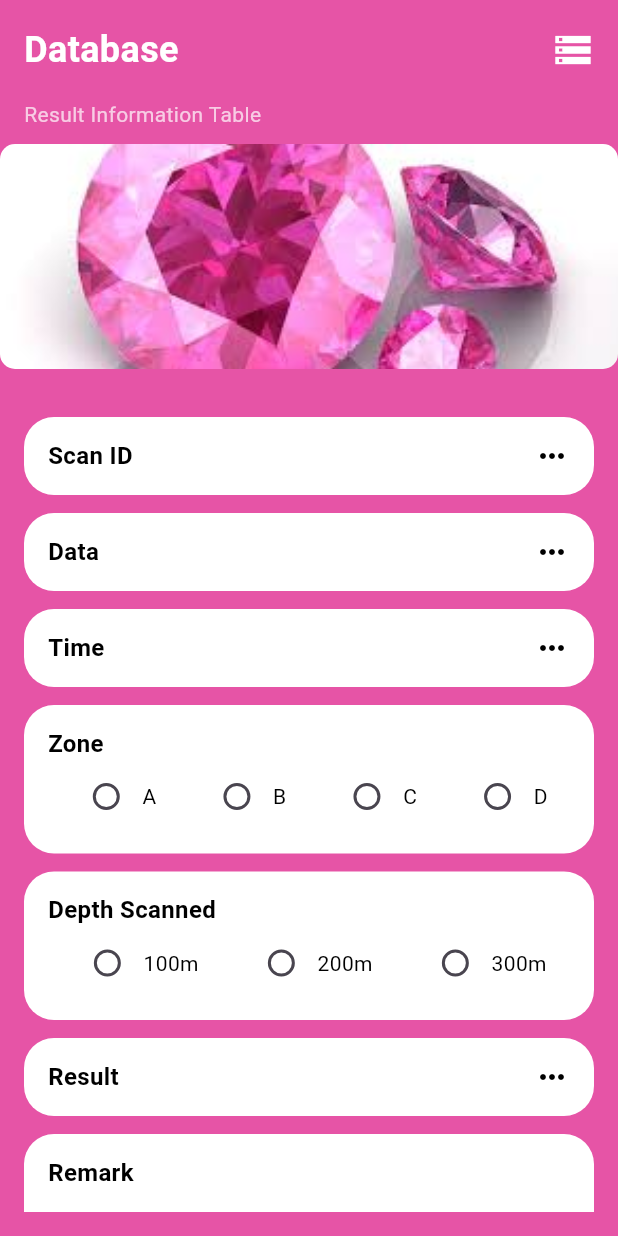
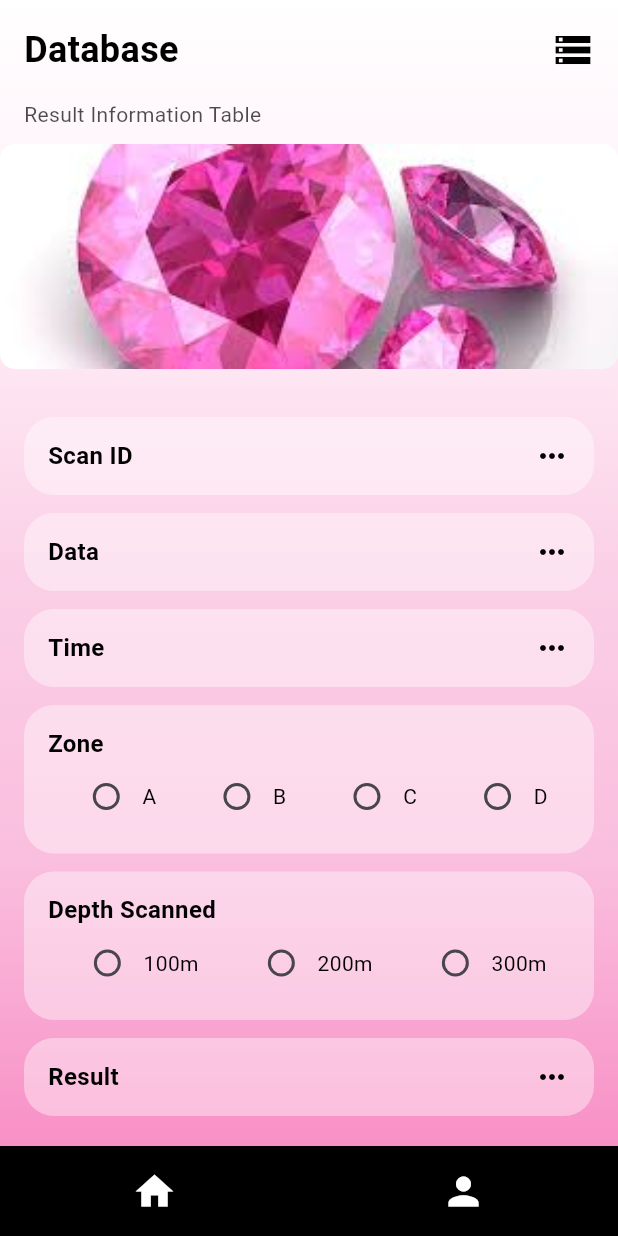
Before and after one commit to Achira020811/Lumistone, a Flutter app: the ResultInfoScreen screen opened directly, on a phone screen of 412 x 824 dp. Run offline on Flutter 3.47's test engine with Material 3 defaults, Android fonts, the phone set to English and light mode, and no system bars; our stand-ins replace animate_do, animated_splash_screen.

Commit message:
Added some changes for gem_database.dart file

```diff
--- a/lib/gem_database.dart
+++ b/lib/gem_database.dart
@@ -1,11 +1,5 @@
 import 'package:flutter/material.dart';
-
-class ResultInfoScreen extends StatefulWidget {
-  const ResultInfoScreen({super.key});
-
-  @override
-  _ResultInfoScreenState createState() => _ResultInfoScreenState();
-}
+import 'package:lumistone/MainMenu.dart';
 
 void main() {
   runApp(MyApp());
@@ -23,6 +17,14 @@ class MyApp extends StatelessWidget {
   }
 }
 
+// Result Information Screen
+class ResultInfoScreen extends StatefulWidget {
+  const ResultInfoScreen({super.key});
+
+  @override
+  _ResultInfoScreenState createState() => _ResultInfoScreenState();
+}
+
 class _ResultInfoScreenState extends State<ResultInfoScreen> {
   String? _selectedZone;
   String? _selectedDepth;
@@ -31,8 +33,21 @@ class _ResultInfoScreenState extends State<ResultInfoScreen> {
   @override
   Widget build(BuildContext context) {
     return Scaffold(
-      backgroundColor: Color.fromARGB(255, 230, 84, 166),
-      body: SafeArea(
+      body: Container(
+        decoration: BoxDecoration(
+          gradient: LinearGradient(
+            begin: Alignment.topCenter,
+            end: Alignment.bottomCenter,
+            colors: [
+              Colors.white,
+              const Color.fromARGB(210, 255, 237, 246),
+              const Color.fromARGB(210, 250, 199, 225),
+              const Color.fromARGB(210, 249, 178, 215),
+              const Color.fromARGB(229, 247, 132, 191),
+            ],
+          ),
+        ),
+        child: SafeArea(
           child: Column(
             crossAxisAlignment: CrossAxisAlignment.start,
             children: [
@@ -46,12 +61,12 @@ class _ResultInfoScreenState extends State<ResultInfoScreen> {
                       style: TextStyle(
                         fontSize: 24,
                         fontWeight: FontWeight.bold,
-                      color: Colors.white,
+                        color: const Color.fromARGB(255, 0, 0, 0),
                       ),
                     ),
                     Icon(
                       Icons.storage,
-                    color: Colors.white,
+                      color: const Color.fromARGB(255, 0, 0, 0),
                       size: 28,
                     ),
                   ],
@@ -63,7 +78,7 @@ class _ResultInfoScreenState extends State<ResultInfoScreen> {
                   'Result Information Table',
                   style: TextStyle(
                     fontSize: 14,
-                  color: Colors.white70,
+                    color: const Color.fromARGB(179, 0, 0, 0),
                   ),
                 ),
               ),
@@ -87,22 +102,58 @@ class _ResultInfoScreenState extends State<ResultInfoScreen> {
                       _buildInfoField('Data'),
                       _buildInfoField('Time'),
                       _buildRadioField(
-                        'Zone', ['A', 'B', 'C', 'D'], _selectedZone, (value) {
+                        'Zone',
+                        ['A', 'B', 'C', 'D'],
+                        _selectedZone,
+                        (value) {
                           setState(() {
                             _selectedZone = value;
                           });
-                    }),
-                    _buildRadioField('Depth Scanned', ['100m', '200m', '300m'],
-                        _selectedDepth, (value) {
+                        },
+                      ),
+                      _buildRadioField(
+                        'Depth Scanned',
+                        ['100m', '200m', '300m'],
+                        _selectedDepth,
+                        (value) {
                           setState(() {
                             _selectedDepth = value;
                           });
-                    }),
+                        },
+                      ),
                       _buildInfoField('Result'),
                       _buildRemarkField(),
                     ],
                   ),
                 ),
+              ),
+            ],
+          ),
+        ),
+      ),
+      bottomNavigationBar: Container(
+        height: 60,
+        color: const Color.fromARGB(255, 0, 0, 0),
+        child: Row(
+          mainAxisAlignment: MainAxisAlignment.spaceAround,
+          children: [
+            IconButton(
+              icon: const Icon(Icons.home, size: 30, color: Colors.white),
+              onPressed: () {
+                Navigator.push(
+                  context,
+                  MaterialPageRoute(builder: (context) => HomePage()),
+                );
+              },
+            ),
+            IconButton(
+              icon: const Icon(Icons.person, size: 30, color: Colors.white),
+              onPressed: () {
+                Navigator.push(
+                  context,
+                  MaterialPageRoute(builder: (context) => HomePage()),
+                );
+              },
             ),
           ],
         ),
@@ -115,7 +166,7 @@ class _ResultInfoScreenState extends State<ResultInfoScreen> {
       padding: const EdgeInsets.symmetric(vertical: 6.0),
       child: Container(
         decoration: BoxDecoration(
-          color: Colors.white,
+          color: Colors.white.withOpacity(0.4), // Transparent background
           borderRadius: BorderRadius.circular(20),
         ),
         padding: EdgeInsets.symmetric(horizontal: 16, vertical: 14),
@@ -143,7 +194,7 @@ class _ResultInfoScreenState extends State<ResultInfoScreen> {
       padding: const EdgeInsets.symmetric(vertical: 6.0),
       child: Container(
         decoration: BoxDecoration(
-          color: Colors.white,
+          color: Colors.white.withOpacity(0.4), // Transparent background
           borderRadius: BorderRadius.circular(20),
         ),
         padding: EdgeInsets.symmetric(horizontal: 16, vertical: 14),
@@ -167,7 +218,7 @@ class _ResultInfoScreenState extends State<ResultInfoScreen> {
                       value: option,
                       groupValue: selectedValue,
                       onChanged: onChanged,
-                      activeColor: Colors.purple,
+                      activeColor: const Color.fromARGB(255, 238, 69, 190),
                     ),
                     Text(option, style: TextStyle(color: Colors.black)),
                   ],
@@ -185,7 +236,7 @@ class _ResultInfoScreenState extends State<ResultInfoScreen> {
       padding: const EdgeInsets.symmetric(vertical: 6.0),
       child: Container(
         decoration: BoxDecoration(
-          color: Colors.white,
+          color: Colors.white.withOpacity(0.4), // Transparent background
           borderRadius: BorderRadius.circular(20),
         ),
         padding: EdgeInsets.symmetric(horizontal: 16, vertical: 14),
```
Lines whose indentation alone changed are shown as unchanged.
